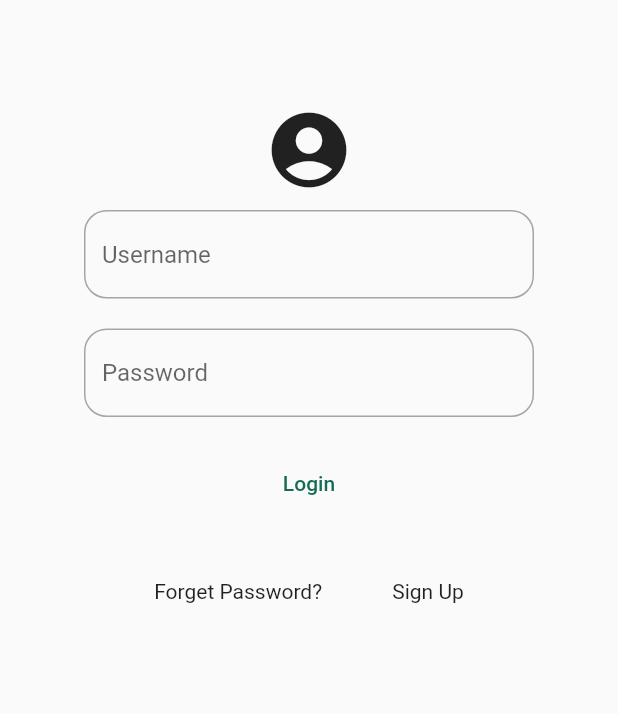
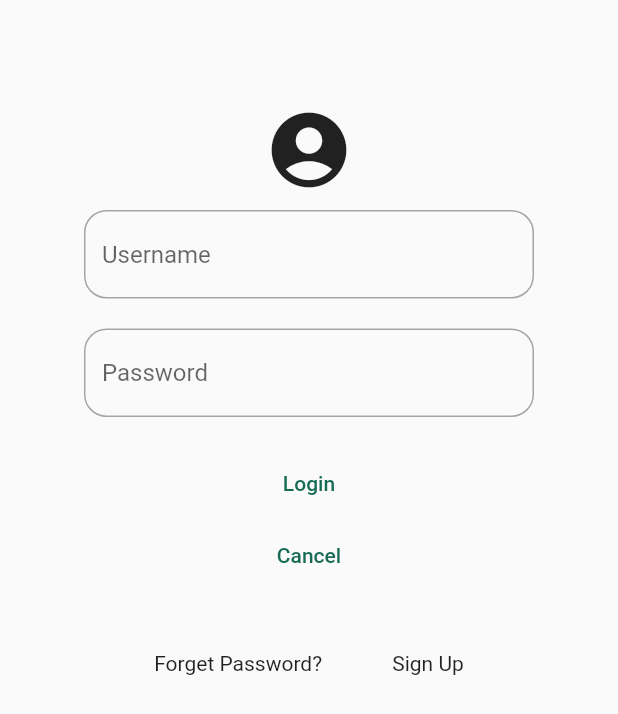
Before and after one commit to kshitiz3133/onlinemeetingapp, a Flutter app: the Login screen opened directly, on a phone screen of 412 x 824 dp. Shown: the top 714 px of the screen. Run offline on Flutter 3.47's test engine with Material 2 defaults, Android fonts, the light colour scheme and no system bars.

Commit message:
Login page access

```diff
--- a/lib/Home/homepage.dart
+++ b/lib/Home/homepage.dart
@@ -1,5 +1,6 @@
 import 'package:flutter/cupertino.dart';
 import 'package:flutter/material.dart';
+import 'package:onlinemeetingapp/Login/loginpage.dart';
 
 class Meeting {
   final String title;
@@ -43,7 +44,9 @@ class _HomepageState extends State<Homepage> {
         actions: <Widget>[
           IconButton(
             iconSize: MediaQuery.of(context).size.width * 0.08,
-            onPressed: () {},
+            onPressed: () {
+              Navigator.push(context, MaterialPageRoute(builder: (context)=>Login()));
+            },
             icon: const Icon(
               Icons.person,
               color: Colors.black,
--- a/lib/Login/loginpage.dart
+++ b/lib/Login/loginpage.dart
@@ -1,4 +1,5 @@
 import 'package:flutter/material.dart';
+import 'package:onlinemeetingapp/Home/homepage.dart';
 class Login extends StatelessWidget {
   const Login({Key? key}) : super(key: key);
 
@@ -36,6 +37,7 @@ class Login extends StatelessWidget {
                   ),
                   SizedBox(height: 20),
                   TextButton(onPressed: (){}, child: Text("Login")),
+                  TextButton(onPressed: (){Navigator.push(context, MaterialPageRoute(builder: (context)=>Homepage()));}, child: Text("Cancel")),
                   SizedBox(height: 40),
                   Row(mainAxisAlignment: MainAxisAlignment.spaceEvenly,children: [Text("Forget Password?"),Text("Sign Up")],)
                 ],
```
